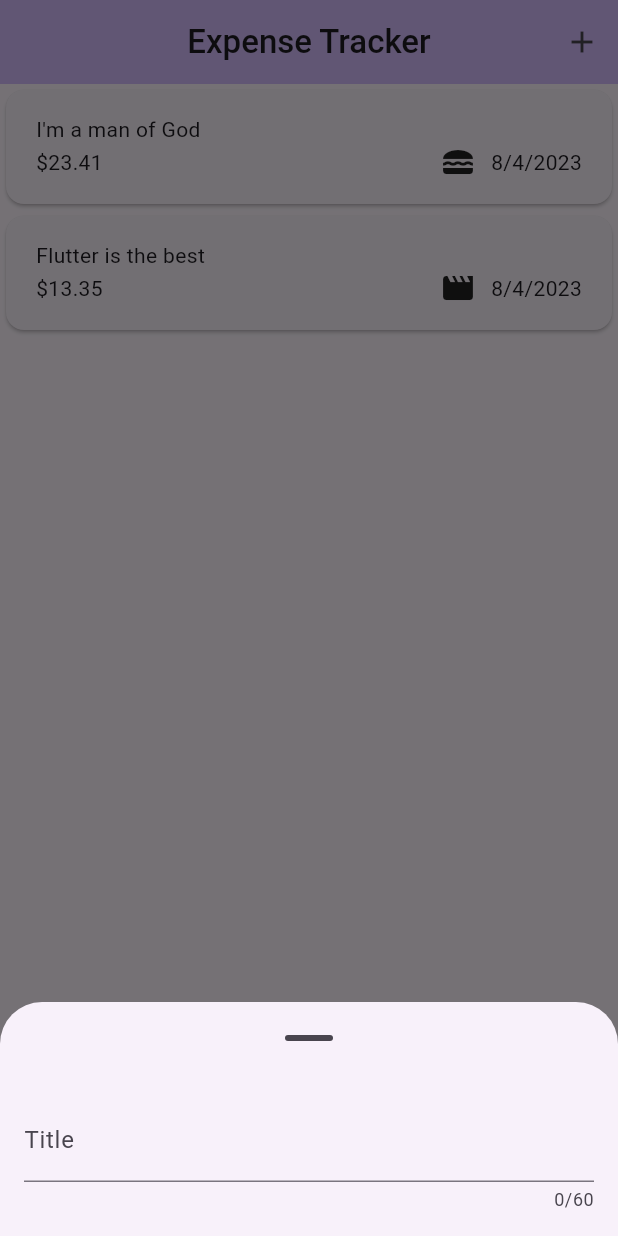
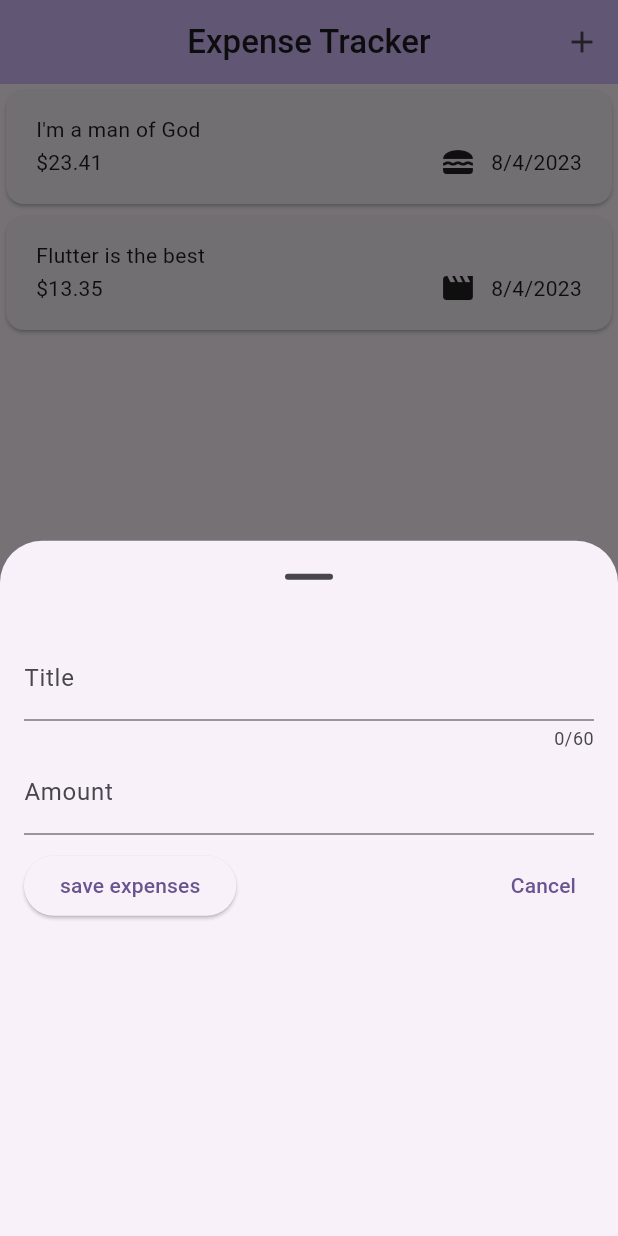
Before and after one commit to Desmond235/expense_tracker, a Flutter app: the screen it shows after launch, after a tap on the "add" icon, on a phone screen of 412 x 824 dp. Run offline on Flutter 3.47's test engine with Material 2 defaults, Android fonts, the phone set to English and light mode, and no system bars.

Commit message:
modified file

```diff
--- a/lib/widgets/new_expense.dart
+++ b/lib/widgets/new_expense.dart
@@ -8,12 +8,53 @@
 }
 
 class _NewExpenseState extends State<NewExpense> {
+  final titleController = TextEditingController();
+  final amountController = TextEditingController();
+
+  @override
+  void dispose() {
+    titleController.dispose();
+    amountController.dispose();
+    super.dispose();
+  }
+
   @override
   Widget build(BuildContext context) {
-     return const Padding(padding: EdgeInsets.all(16),
-     child: TextField(
+    return Padding(
+      padding: const EdgeInsets.all(16),
+      child: Column(
+        children: [
+          TextField(
             maxLength: 60,
-      decoration: InputDecoration(label: Text('Title')),
+            controller: titleController,
+            decoration: const InputDecoration(
+              label: Text('Title'),
+            ),
+          ),
+          TextField(
+            controller: amountController,
+            keyboardType: TextInputType.number,
+            decoration: const InputDecoration(
+              label: Text('Amount'),
+            ),
+          ),
+          const SizedBox(
+            height: 10,
+          ),
+          Row(
+            children: [
+              ElevatedButton(
+                onPressed: () {},
+                child: const Text('save expenses'),
+              ),
+              const Spacer(),
+              TextButton(
+                onPressed: () {},
+                child: const Text('Cancel'),
+              ),
+            ],
+          )
+        ],
       ),
     );
   }
```
Lines whose indentation alone changed are shown as unchanged.
